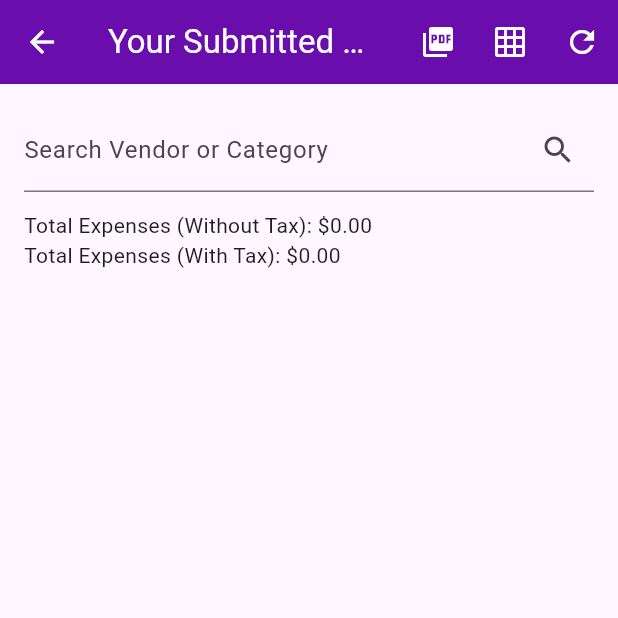
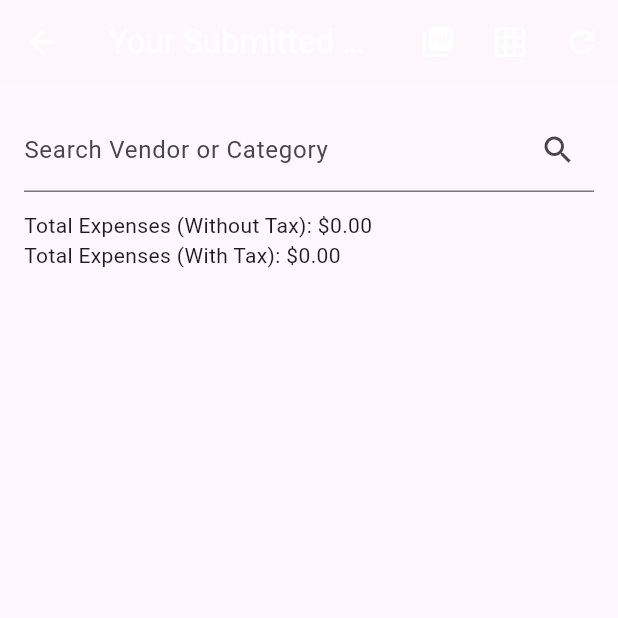
Before and after one commit to VCCCapstone/chronotrack, a Flutter app: the UserListExpensePage screen opened directly, on a phone screen of 412 x 824 dp, the top half of it. Run offline on Flutter 3.47's test engine with Material 3 defaults, Android fonts, the phone set to English and light mode, and no system bars; our stand-ins replace csv, file_picker, pdf, photo_view, printing; missing offline and left inert: amplify_auth_cognito, amplify_flutter, dart:html.

Commit message:
Appbar color demo

```diff
--- a/lib/user/user_list_expense_page.dart
+++ b/lib/user/user_list_expense_page.dart
@@ -124,7 +124,7 @@ class _UserListExpensePageState extends State<UserListExpensePage> {
     return Scaffold(
       appBar: AppBar(
         title: const Text('Your Submitted Expenses'),
-        backgroundColor: const Color(0xFF6A0DAD),
+        backgroundColor: const Color.fromARGB(5, 225, 196, 29),
         foregroundColor: Colors.white,
         actions: [
           IconButton(
```
